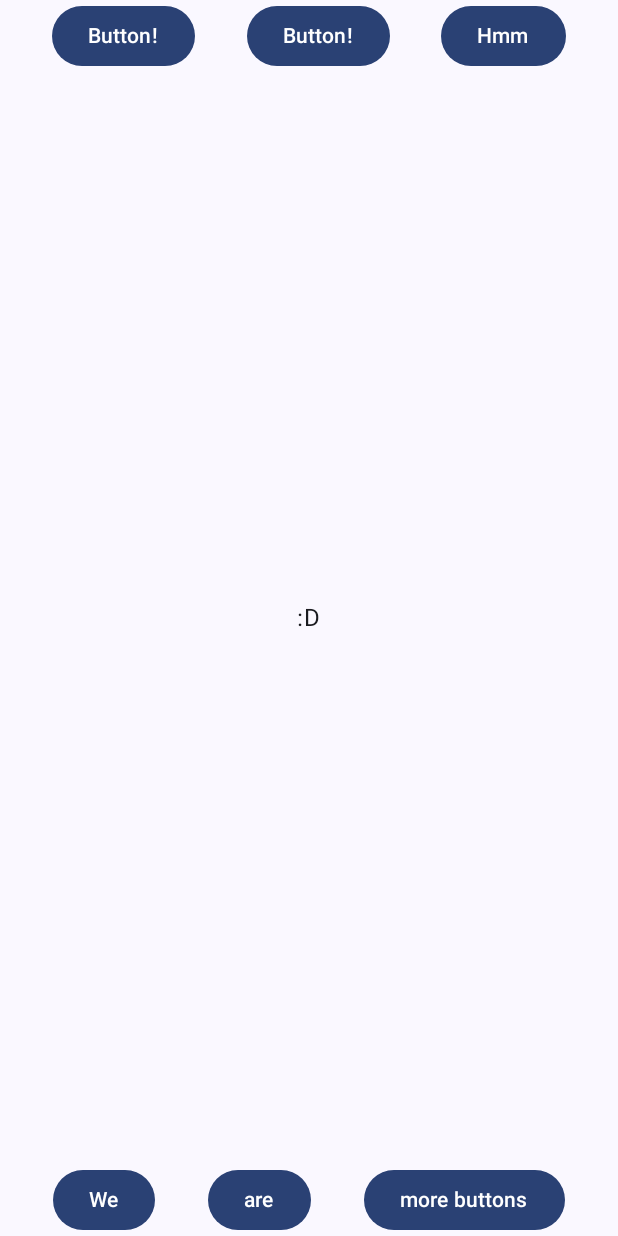
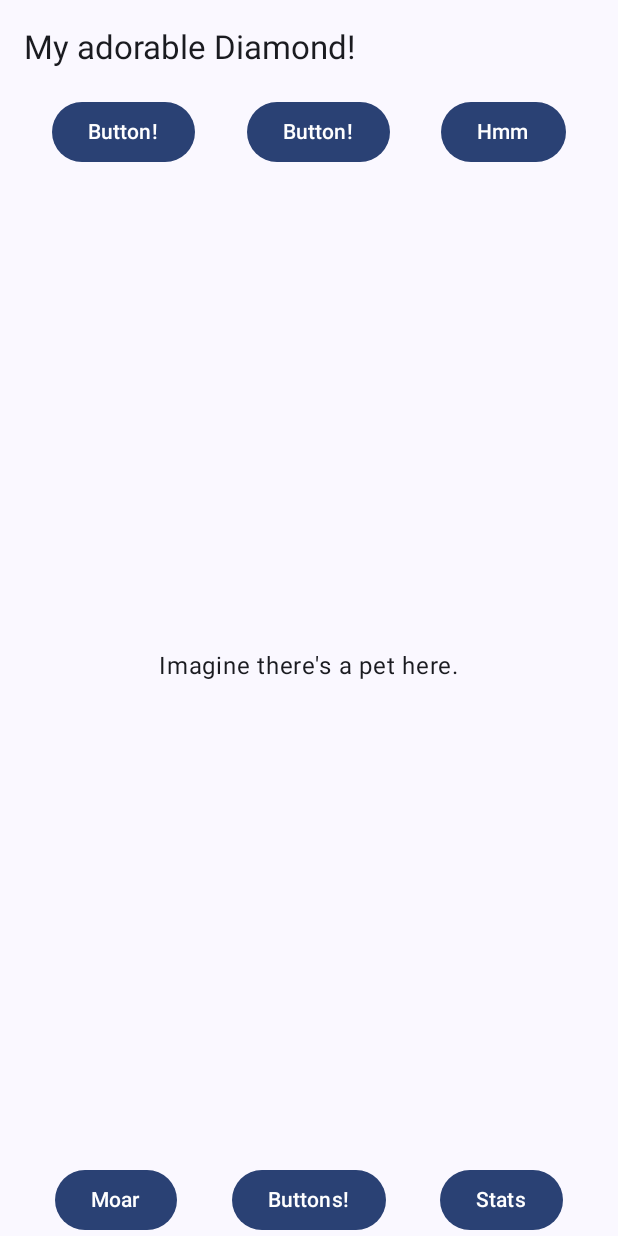
Before and after one commit to tmauritz/MAD-Group13, an Android app built with Jetpack Compose: the MainScreen screen opened through its navigation route, on a phone screen of 412 x 824 dp. Run offline under Robolectric (Android 15) with nearby library versions, the phone set to English and light mode, and no system bars.

Commit message:
*) added mockup stats page and nav route to mockup *) added previews for main screen and stats screen

```diff
--- a/app/src/main/java/com/example/mad_group13/MainActivity.kt
+++ b/app/src/main/java/com/example/mad_group13/MainActivity.kt
@@ -3,7 +3,6 @@ package com.example.mad_group13
 import android.os.Bundle
 import androidx.activity.ComponentActivity
 import androidx.activity.compose.setContent
-import androidx.activity.enableEdgeToEdge
 import androidx.compose.foundation.layout.Arrangement
 import androidx.compose.foundation.layout.Box
 import androidx.compose.foundation.layout.Column
@@ -19,20 +18,18 @@ import androidx.compose.material3.TopAppBar
 import androidx.compose.runtime.Composable
 import androidx.compose.ui.Alignment
 import androidx.compose.ui.Modifier
-import androidx.compose.ui.unit.dp
-import androidx.navigation.NavHostController
+import androidx.compose.ui.tooling.preview.Preview
 import com.example.mad_group13.navigation.Navigation
 import com.example.mad_group13.ui.theme.MADGroup13Theme
 
 class MainActivity : ComponentActivity() {
     override fun onCreate(savedInstanceState: Bundle?) {
         super.onCreate(savedInstanceState)
-        enableEdgeToEdge()
+        //enableEdgeToEdge() //TODO: figure out if we want this or not
         setContent {
             MADGroup13Theme {
                 Scaffold(modifier = Modifier.fillMaxSize()) { innerPadding ->
-                    Navigation()
-                    innerPadding
+                    Navigation(Modifier.padding(innerPadding))
                 }
             }
         }
@@ -41,25 +38,27 @@ class MainActivity : ComponentActivity() {
 
 @OptIn(ExperimentalMaterial3Api::class)
 @Composable
-fun MainScreen(navController: NavHostController) {
+fun MainScreen(
+    onShowCurrentPetStats: () -> Unit,
+    modifier: Modifier = Modifier
+) {
 
     Scaffold(
-        /*topBar = {
+        topBar = {
             TopAppBar(
                 title = { Text("My adorable Diamond!") }
             )
-
-        }*/
+        }
 
     ) { innerPadding ->
         Box (
-            modifier = Modifier
+            modifier = modifier
                 .padding(innerPadding)
                 .fillMaxSize(),
         ){
             Text(
-                ":D",
-                modifier = Modifier.align(Alignment.Center)
+                "Imagine there's a pet here.",
+                modifier = modifier.align(Alignment.Center)
             )
             Column (
                 verticalArrangement = Arrangement.Center,
@@ -68,7 +67,7 @@ fun MainScreen(navController: NavHostController) {
                 Row (
                     horizontalArrangement = Arrangement.SpaceEvenly,
                     verticalAlignment = Alignment.CenterVertically,
-                    modifier = Modifier.fillMaxWidth()
+                    modifier = modifier.fillMaxWidth()
                 ){
                     Button(
                         onClick = { print("I hath been clicked") }
@@ -90,22 +89,22 @@ fun MainScreen(navController: NavHostController) {
                 Row (
                     horizontalArrangement = Arrangement.SpaceEvenly,
                     verticalAlignment = Alignment.Bottom,
-                    modifier = Modifier.fillMaxSize()
+                    modifier = modifier.fillMaxSize()
                 ){
                     Button(
                         onClick = { print("I hath been clicked") }
                     ) {
-                        Text("We")
+                        Text("Moar")
                     }
                     Button(
                         onClick = { print("Shocking.") }
                     ) {
-                        Text("are")
+                        Text("Buttons!")
                     }
                     Button(
-                        onClick = { print("Oh, please.") }
+                        onClick = onShowCurrentPetStats
                     ) {
-                        Text("more buttons")
+                        Text("Stats")
                     }
                 }
             }
@@ -115,3 +114,11 @@ fun MainScreen(navController: NavHostController) {
     }
 
 }
+
+@Preview(name = "MainScreenPreview")
+@Composable
+fun MainScreenPreview(){
+    MainScreen(
+        onShowCurrentPetStats = {}
+    )
+}
--- a/app/src/main/java/com/example/mad_group13/navigation/Navigation.kt
+++ b/app/src/main/java/com/example/mad_group13/navigation/Navigation.kt
@@ -1,14 +1,16 @@
 package com.example.mad_group13.navigation
 
 import androidx.compose.runtime.Composable
+import androidx.compose.ui.Modifier
 import androidx.navigation.compose.NavHost
 import androidx.navigation.compose.composable
 import androidx.navigation.compose.rememberNavController
 
 import com.example.mad_group13.MainScreen
+import com.example.mad_group13.presentation.CurrentPetStats
 
 @Composable
-fun Navigation() {
+fun Navigation(modifier: Modifier = Modifier) {
     val navController = rememberNavController()
 
     NavHost(
@@ -16,7 +18,15 @@ fun Navigation() {
         startDestination = Screen.MainScreen.route
     ) {
         composable(route = Screen.MainScreen.route) {
-            MainScreen(navController = navController)
+            MainScreen(
+                onShowCurrentPetStats = { navController.navigate(Screen.ActivePetStats.route)},
+                modifier = modifier
+            )
+        }
+        composable(route = Screen.ActivePetStats.route){
+            CurrentPetStats(
+                onBackToMain = {navController.navigate(Screen.MainScreen.route)},
+                modifier = modifier)
         }
     }
 }
--- a/app/src/main/java/com/example/mad_group13/navigation/Screen.kt
+++ b/app/src/main/java/com/example/mad_group13/navigation/Screen.kt
@@ -2,4 +2,5 @@ package com.example.mad_group13.navigation
 
 sealed class Screen (val route: String) {
     object MainScreen: Screen("home")
+    object ActivePetStats: Screen("active_pet_stats")
 }
```
Also changed, not shown: app/src/main/java/com/example/mad_group13/presentation/CurrentPetStats.kt (added, +93 -0 lines).
